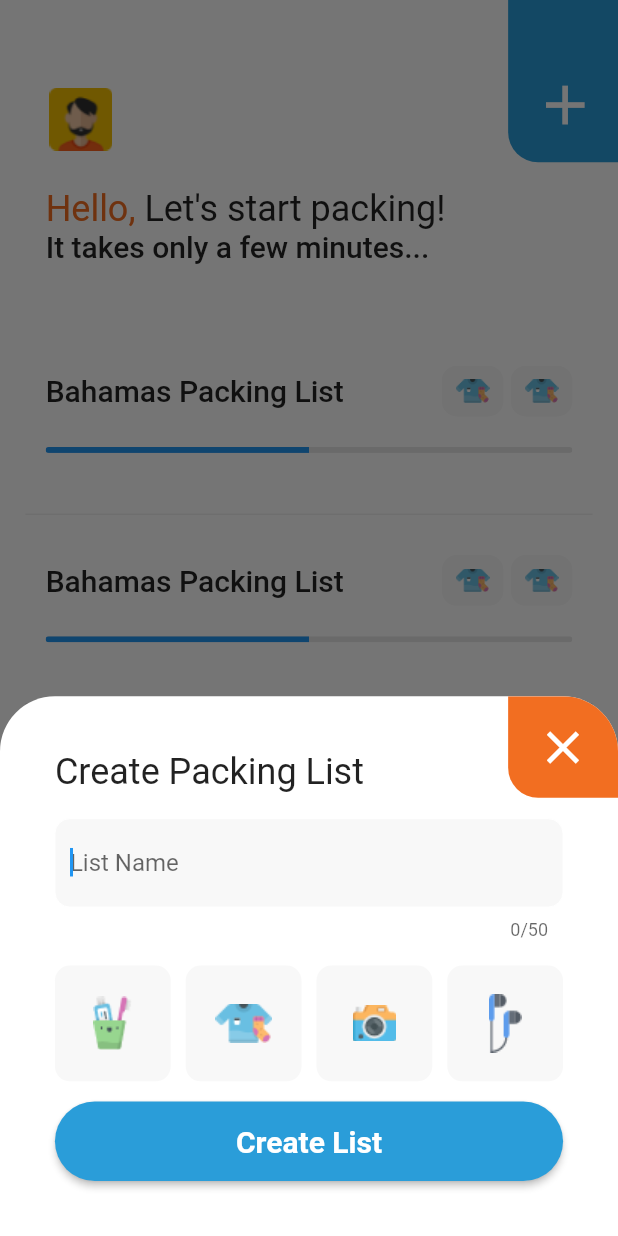
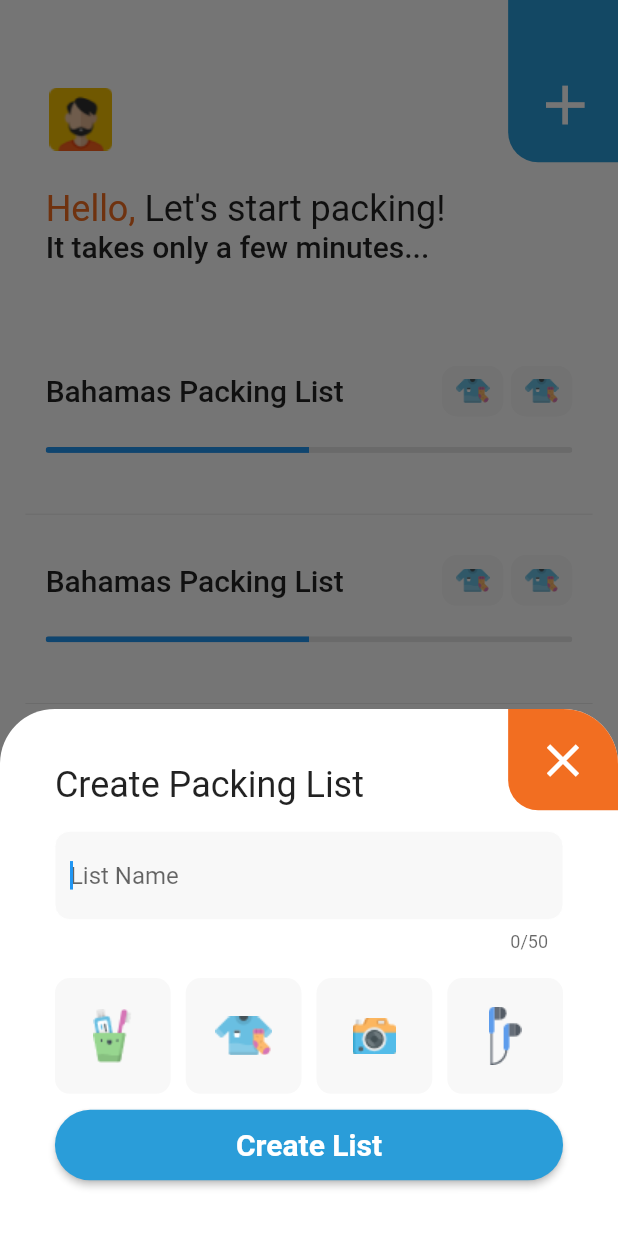
Before and after one commit to MoonChel/packie, a Flutter app: the screen it shows after launch, after a tap on the "add" icon, on a phone screen of 412 x 824 dp. Run offline on Flutter 3.47's test engine with Material 2 defaults, Android fonts, the phone set to English and light mode, and no system bars; our stand-ins replace flutter_screenutil; missing offline and left inert: flutter_statusbarcolor.

Commit message:
finish styling home and details pages

```diff
--- a/lib/main.dart
+++ b/lib/main.dart
@@ -26,7 +26,7 @@ class MyApp extends StatelessWidget {
           shape: RoundedRectangleBorder(
             borderRadius: BorderRadius.circular(50),
           ),
-          padding: EdgeInsets.symmetric(vertical: 15),
+          padding: EdgeInsets.symmetric(vertical: 12),
           buttonColor: Constants.blue,
           textTheme: ButtonTextTheme.primary,
         ),
--- a/lib/pages/ChecklistDetailsPage.dart
+++ b/lib/pages/ChecklistDetailsPage.dart
@@ -133,6 +133,7 @@ Future showCreateNewListModal(BuildContext context) {
         ),
       ),
     ),
+    SizedBox(height: su.setHeight(30)),
     MyRaisedButton(
       text: "Add Item",
       onPressed: () {},
--- a/lib/pages/HomePage.dart
+++ b/lib/pages/HomePage.dart
@@ -113,7 +113,7 @@ class HomePage extends StatelessWidget {
             CategoryIcon(iconImage: 'assets/headphones.png'),
           ],
         ),
-        SizedBox(height: su.setHeight(40)),
+        SizedBox(height: su.setHeight(30)),
         MyRaisedButton(
           color: Constants.blue,
           text: "Create List",
```
